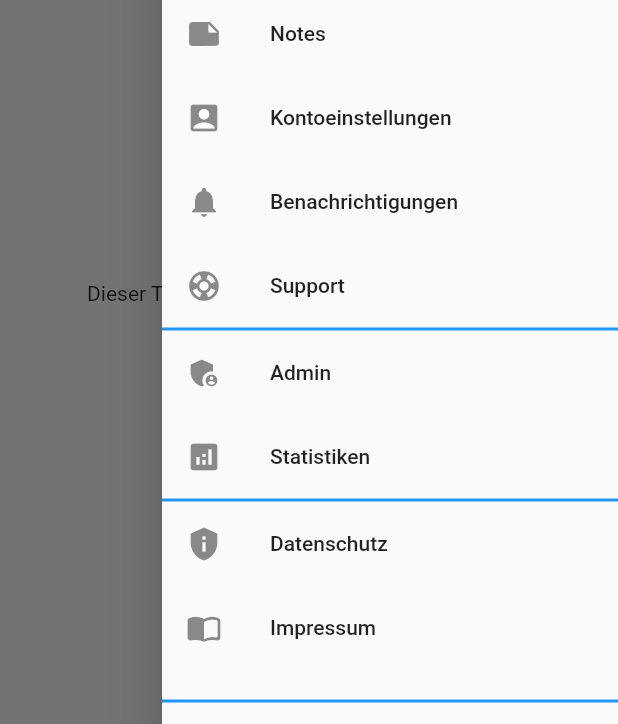
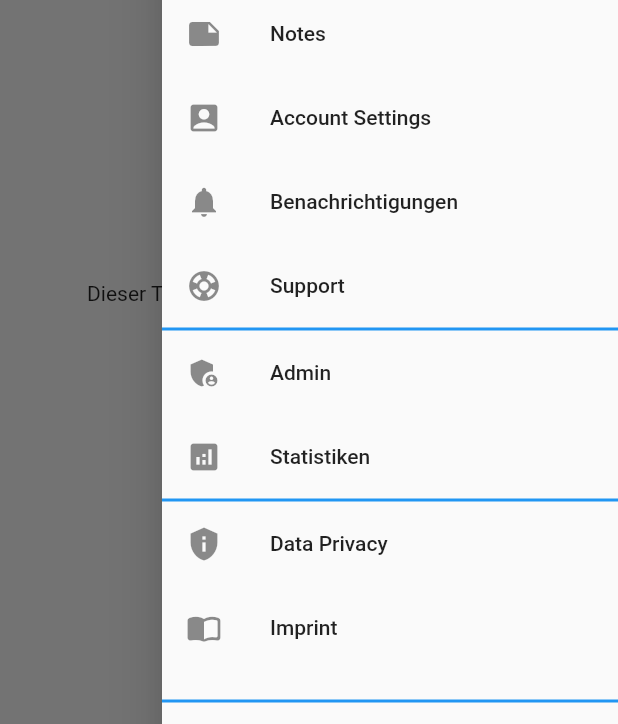
Before and after one commit to JuKu/ts-connect-app, a Flutter app: the RootWidget screen opened by its route, with the side drawer open, on a phone screen of 412 x 824 dp. Shown: the part 346-1070 px from the top of the screen. Run offline on Flutter 3.47's test engine with Material 2 defaults, Android fonts, the phone set to English and light mode, and no system bars; our stand-ins replace firebase_core, firebase_messaging, flutter_secure_storage, flutter_settings_screens, package_info_plus, webview_flutter; missing offline and left inert: firebase_core_web, firebase_messaging_web, flutter_secure_storage_web, package_info_plus_web, shared_preferences_web; accounts and stored records are empty; generated files the repository leaves out were written again.

Commit message:
Change pubspec.yaml, increase version from 1.0.16 to 1.0.17

```diff
--- a/lib/l10n/intl_de.arb
+++ b/lib/l10n/intl_de.arb
@@ -8,6 +8,8 @@
     "login_button": "Anmelden",
     "username_label": "Username",
     "password_label": "Password",
-    "my_profile": "Mein Profile",
-    "notes_menu": "Notizen"
+    "my_profile": "Mein Profil",
+    "notes_menu": "Notizen",
+    "account_settings_menu": "Kontoeinstellungen",
+    "logout_menu": "Abmelden"
 }
--- a/lib/l10n/intl_en.arb
+++ b/lib/l10n/intl_en.arb
@@ -42,5 +42,13 @@
     "notes_menu": "Notes",
     "@notes_menu": {
         "description": "Menu entry for notes"
+    },
+    "account_settings_menu": "Account Settings",
+    "@account_settings_menu": {
+        "description": "Menu title for account settings"
+    },
+    "logout_menu": "Logout",
+    "@logout_menu": {
+        "description": "Menu title for the logout"
     }
 }
--- a/lib/presentation/menu/drawer-menu.dart
+++ b/lib/presentation/menu/drawer-menu.dart
@@ -45,7 +45,7 @@ class DrawerMenuWidget extends StatelessWidget {
           ),
           ListTile(
             leading: const Icon(Icons.account_box),
-            title: const Text('Kontoeinstellungen'),
+            title: Text(AppLocalizations.of(context)!.account_settings_menu),
             onTap: () {
               // Update the state of the app.
               // ...
@@ -95,7 +95,7 @@ class DrawerMenuWidget extends StatelessWidget {
                   BoxDecoration(color: Theme.of(context).primaryColor))),
           ListTile(
             leading: const Icon(Icons.privacy_tip),
-            title: const Text('Datenschutz'),
+            title: Text(AppLocalizations.of(context)!.data_privacy_title),
             onTap: () {
               // Update the state of the app.
               // ...
@@ -103,7 +103,7 @@ class DrawerMenuWidget extends StatelessWidget {
           ),
           ListTile(
             leading: const Icon(Icons.import_contacts_rounded),
-            title: const Text('Impressum'),
+            title: Text(AppLocalizations.of(context)!.imprint_title),
             onTap: () {
               // Update the state of the app.
               // ...
--- a/pubspec.yaml
+++ b/pubspec.yaml
@@ -17,7 +17,7 @@ publish_to: 'none' # Remove this line if you wish to publish to pub.dev
 # In iOS, build-name is used as CFBundleShortVersionString while build-number used as CFBundleVersion.
 # Read more about iOS versioning at
 # https://developer.apple.com/library/archive/documentation/General/Reference/InfoPlistKeyReference/Articles/CoreFoundationKeys.html
-version: 1.0.16+17
+version: 1.0.17+18
 
 environment:
   sdk: ">=2.15.1 <3.0.0"
```
